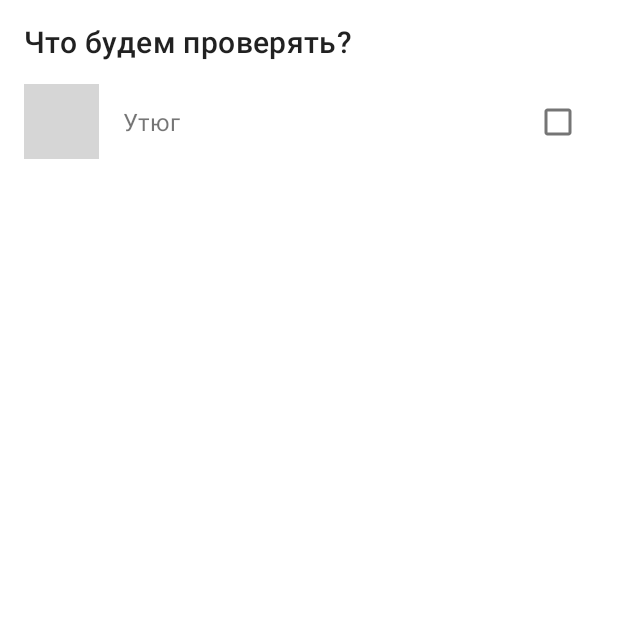
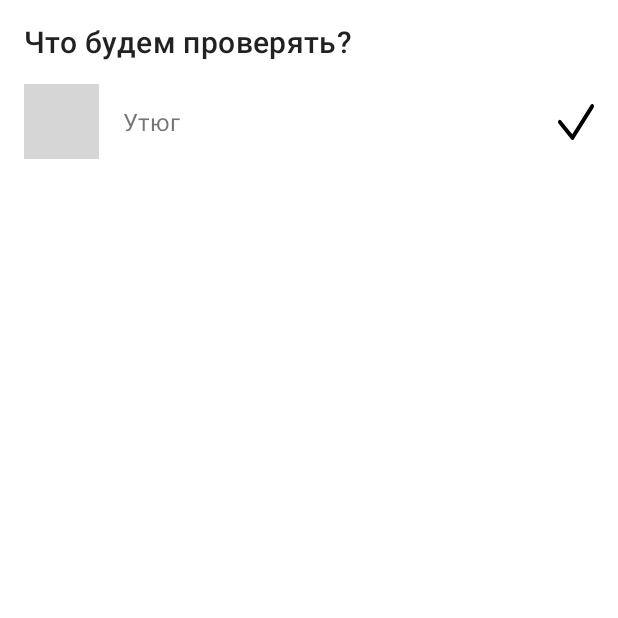
Before and after one commit to Grigory8778/Jobik, an Android app: the fragment AddListOnbordFragment placed in its activity, on a phone screen of 412 x 824 dp, the top half of it. Run offline under Robolectric (Android 15) with nearby library versions, the phone set to English and light mode, and no system bars; libraries missing offline, so code that uses them is left out: com.github.terrakok.cicerone; 2 statements that could not run were skipped; grey boxes are pictures that could not be loaded.

Commit message:
Второй недоделанный РесАдаптер

```diff
--- a/app/src/main/java/com/example/jobik/Home/HomeFragment.kt
+++ b/app/src/main/java/com/example/jobik/Home/HomeFragment.kt
@@ -7,6 +7,7 @@ import androidx.recyclerview.widget.LinearLayoutManager
 import androidx.recyclerview.widget.RecyclerView
 import com.example.jobik.R
 import com.example.jobik.RecAdapter
+import com.example.jobik.RecMainAdapter
 import com.example.jobik.RecResult
 
 class HomeFragment : Fragment() {
@@ -22,11 +23,11 @@ class HomeFragment : Fragment() {
         super.onViewCreated(view, savedInstanceState)
         val recyc = view.findViewById<RecyclerView>(R.id.recycler_main)
         val layoutManager = LinearLayoutManager(context)
-        val adapter = RecAdapter(
+        val adapter = RecMainAdapter(
             listOf(
                 RecResult(
                     "Выключить утюг",
-                    R.drawable.ic_icon
+                    R.drawable.ic_box
                 )
             )
         )
--- a/app/src/main/java/com/example/jobik/RecAdapter.kt
+++ b/app/src/main/java/com/example/jobik/RecAdapter.kt
@@ -7,16 +7,17 @@ import android.widget.ImageView
 import android.widget.TextView
 import androidx.recyclerview.widget.RecyclerView
 import com.bumptech.glide.Glide
+import com.example.jobik.RecAdapter.RecVievHolder as RecViewHolder
 
 class RecAdapter(private val list: List<RecResult>) :
-    RecyclerView.Adapter<RecAdapter.RecVievHolder>() {
-    override fun onCreateViewHolder(parent: ViewGroup, viewType: Int): RecVievHolder {
+    RecyclerView.Adapter<RecViewHolder>() {
+    override fun onCreateViewHolder(parent: ViewGroup, viewType: Int): RecViewHolder {
         val view = LayoutInflater.from(parent.context).inflate(R.layout.rec_item_one, parent, false)
-        return RecVievHolder(view)
+        return RecViewHolder(view)
 
     }
 
-    override fun onBindViewHolder(holder: RecVievHolder, position: Int) {
+    override fun onBindViewHolder(holder: RecViewHolder, position: Int) {
         holder.bild(list[position])
     }
 
--- a/app/src/main/java/com/example/jobik/addList/AddListOnbordFragment.kt
+++ b/app/src/main/java/com/example/jobik/addList/AddListOnbordFragment.kt
@@ -5,6 +5,7 @@ import android.view.LayoutInflater
 import android.view.View
 import android.view.ViewGroup
 import android.widget.Button
+import android.widget.ToggleButton
 import androidx.fragment.app.Fragment
 import androidx.recyclerview.widget.LinearLayoutManager
 import androidx.recyclerview.widget.RecyclerView
@@ -28,6 +29,7 @@ class AddListOnbordFragment : Fragment() {
         super.onViewCreated(view, savedInstanceState)
         val rec = view.findViewById<RecyclerView>(R.id.recycler)
         val layoutManager = LinearLayoutManager(context)
+        val toggleButton=view.findViewById<ToggleButton>(R.id.tgb)
         val adapter = RecAdapter(
             listOf(
                 RecResult(
@@ -42,6 +44,5 @@ class AddListOnbordFragment : Fragment() {
         btn.setOnClickListener {
             presenter.getAdd()
         }
-
     }
 }
--- /dev/null
+++ b/app/src/main/res/drawable/btn_toggle.xml
@@ -0,0 +1,7 @@
+<?xml version="1.0" encoding="utf-8"?>
+<selector xmlns:android="http://schemas.android.com/apk/res/android">
+    <item android:state_checked="true"
+        android:drawable="@drawable/ic_icon1" />
+    <item android:state_checked="false"
+        android:drawable="@drawable/ic_icon" />
+</selector>
--- /dev/null
+++ b/app/src/main/res/drawable/ic_icon1.xml
@@ -0,0 +1,10 @@
+<vector xmlns:android="http://schemas.android.com/apk/res/android"
+    android:width="16dp"
+    android:height="16dp"
+    android:viewportWidth="16"
+    android:viewportHeight="16">
+  <path
+      android:pathData="M8,0C8.5523,0 9,0.4477 9,1V7H15C15.5523,7 16,7.4477 16,8C16,8.5523 15.5523,9 15,9H9V15C9,15.5523 8.5523,16 8,16C7.4477,16 7,15.5523 7,15V9H1C0.4477,9 0,8.5523 0,8C0,7.4477 0.4477,7 1,7H7V1C7,0.4477 7.4477,0 8,0Z"
+      android:fillColor="#000000"
+      android:fillType="evenOdd"/>
+</vector>
--- a/app/src/main/res/layout/rec_item_one.xml
+++ b/app/src/main/res/layout/rec_item_one.xml
@@ -25,10 +25,16 @@
         android:layout_marginStart="@dimen/t16p"
         android:layout_marginEnd="@dimen/t16p"/>
 
-    <CheckBox
-        android:layout_width="wrap_content"
-        android:layout_height="wrap_content"
+    <ToggleButton
+        android:id="@+id/tgb"
+        android:layout_width="24dp"
+        android:layout_height="24dp"
         android:gravity="center"
+        android:background="@drawable/btn_toggle"
+        android:focusable="false"
+        android:focusableInTouchMode="false"
+        android:textOff=""
+        android:textOn=""
         app:layout_constraintBottom_toBottomOf="@+id/image"
         app:layout_constraintEnd_toEndOf="parent"
         app:layout_constraintTop_toTopOf="parent"
--- a/app/src/main/res/values/themes.xml
+++ b/app/src/main/res/values/themes.xml
@@ -13,4 +13,5 @@
         <item name="android:statusBarColor" tools:targetApi="l">?attr/colorPrimaryVariant</item>
         <!-- Customize your theme here. -->
     </style>
+
 </resources>
```
Also changed, not shown: app/src/main/java/com/example/jobik/RecMainAdapter.kt (added, +35 -0 lines), app/src/main/res/drawable/ic_box.xml (added, +31 -0 lines), app/src/main/res/drawable/ic_icon.xml (+7 -53 lines).
